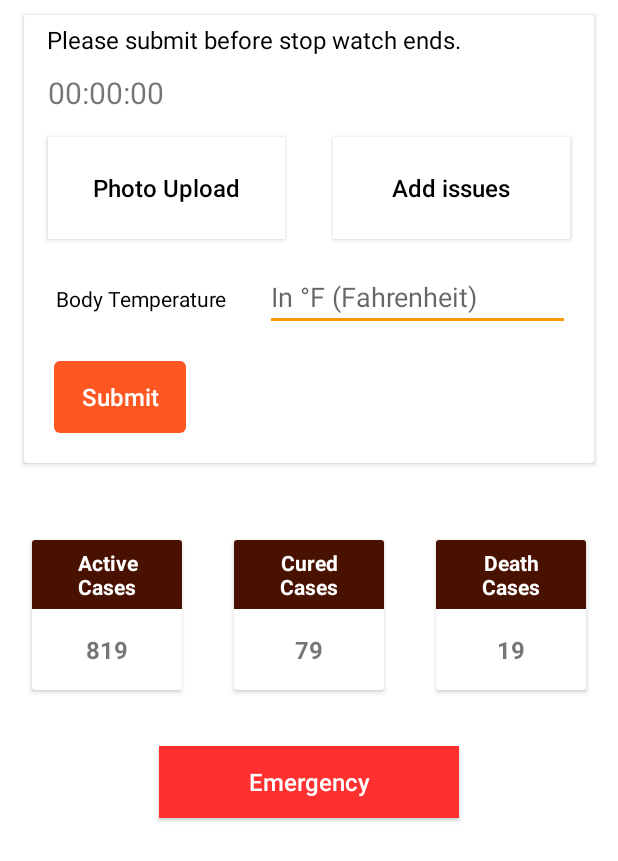
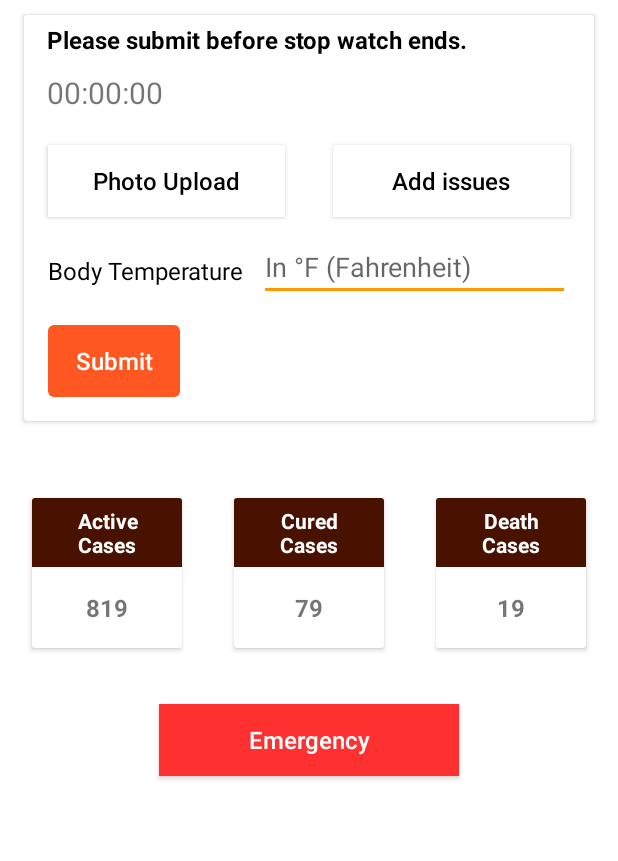
Before and after one commit to KashyapBhat/QuarantineMe, an Android app: the layout fragment_quarantined_home.xml on its own in the app's theme, with its tools: preview values and no code run, on a phone screen of 412 x 824 dp. Shown: the top 861 px of the screen. Run offline under Robolectric (Android 15) with nearby library versions, the phone set to English and light mode, and no system bars.

Commit message:
--- home fragment cleanup

```diff
--- a/app/src/main/res/layout/fragment_info.xml
+++ b/app/src/main/res/layout/fragment_info.xml
@@ -7,6 +7,7 @@
     <androidx.recyclerview.widget.RecyclerView
         android:id="@+id/rvInfo"
         android:layout_width="match_parent"
-        android:layout_height="wrap_content" />
+        android:layout_height="wrap_content"
+        android:overScrollMode="never"/>
 
 </FrameLayout>
--- a/app/src/main/res/layout/fragment_notification.xml
+++ b/app/src/main/res/layout/fragment_notification.xml
@@ -8,7 +8,7 @@
         android:id="@+id/rvNotification"
         android:layout_width="match_parent"
         android:layout_height="match_parent"
-        android:overScrollMode="ifContentScrolls"
+        android:overScrollMode="never"
         tools:listitem="@layout/item_notification" />
 
 </FrameLayout>
--- a/app/src/main/res/layout/fragment_quarantined_home.xml
+++ b/app/src/main/res/layout/fragment_quarantined_home.xml
@@ -3,6 +3,7 @@
     xmlns:tools="http://schemas.android.com/tools"
     android:layout_width="match_parent"
     android:layout_height="match_parent"
+    android:overScrollMode="never"
     android:background="@color/white">
 
     <RelativeLayout
@@ -14,7 +15,7 @@
             android:layout_width="match_parent"
             android:layout_height="wrap_content"
             android:layout_alignParentTop="true"
-            android:overScrollMode="ifContentScrolls" />
+            android:overScrollMode="never" />
 
         <androidx.cardview.widget.CardView
             android:id="@+id/cvMain"
@@ -42,6 +43,7 @@
                     android:layout_marginEnd="@dimen/_16dp"
                     android:background="@color/white"
                     android:padding="@dimen/_5dp"
+                    android:textStyle="bold"
                     android:text="Please submit before stop watch ends."
                     android:textColor="@color/black"
                     android:textSize="@dimen/font_16sp" />
@@ -51,16 +53,16 @@
                     android:layout_width="match_parent"
                     android:layout_height="wrap_content"
                     android:layout_below="@+id/tvStopwatch"
-                    android:layout_marginStart="@dimen/_16dp"
-                    android:layout_marginTop="@dimen/_5dp"
+                    android:layout_marginStart="@dimen/_10dp"
                     android:layout_marginEnd="@dimen/_16dp"
+                    android:padding="@dimen/_5dp"
                     android:text="00:00:00"
                     android:textSize="@dimen/font_20sp" />
 
                 <LinearLayout
                     android:id="@+id/llAdd"
                     android:layout_width="match_parent"
-                    android:layout_height="100dp"
+                    android:layout_height="80dp"
                     android:layout_below="@+id/tvStopwatchValue"
                     android:orientation="horizontal">
 
@@ -69,7 +71,7 @@
                         style="@style/Button"
                         android:layout_width="match_parent"
                         android:layout_height="match_parent"
-                        android:layout_marginTop="@dimen/_16dp"
+                        android:layout_margin="@dimen/_16dp"
                         android:layout_weight="0.5"
                         android:background="@color/white"
                         android:text="Photo Upload"
@@ -80,6 +82,7 @@
                         style="@style/Button"
                         android:layout_width="match_parent"
                         android:layout_height="match_parent"
+                        android:layout_margin="@dimen/_16dp"
                         android:layout_weight="0.5"
                         android:background="@color/white"
                         android:text="Add issues"
@@ -97,16 +100,17 @@
                         android:id="@+id/tvTemp"
                         android:layout_width="wrap_content"
                         android:layout_height="wrap_content"
+                        android:layout_gravity="center"
                         android:layout_marginStart="@dimen/_16dp"
-                        android:padding="@dimen/_5dp"
                         android:text="Body Temperature"
+                        android:textSize="@dimen/font_16sp"
                         android:textColor="@color/black" />
 
                     <EditText
                         android:id="@+id/etTempValue"
                         android:layout_width="match_parent"
-                        android:layout_height="wrap_content"
-                        android:layout_marginStart="@dimen/_20dp"
+                        android:layout_height="40dp"
+                        android:layout_marginStart="@dimen/_10dp"
                         android:layout_marginEnd="@dimen/_16dp"
                         android:hint="In &#xb0;F (Fahrenheit)"
                         android:inputType="number" />
@@ -118,7 +122,6 @@
                     android:layout_width="wrap_content"
                     android:layout_height="wrap_content"
                     android:layout_below="@+id/rlTemp"
-                    android:layout_margin="@dimen/_20dp"
                     android:text="Submit" />
             </RelativeLayout>
         </androidx.cardview.widget.CardView>
```
Also changed, not shown: app/src/main/res/layout/home_fragment.xml (+18 -18 lines).
